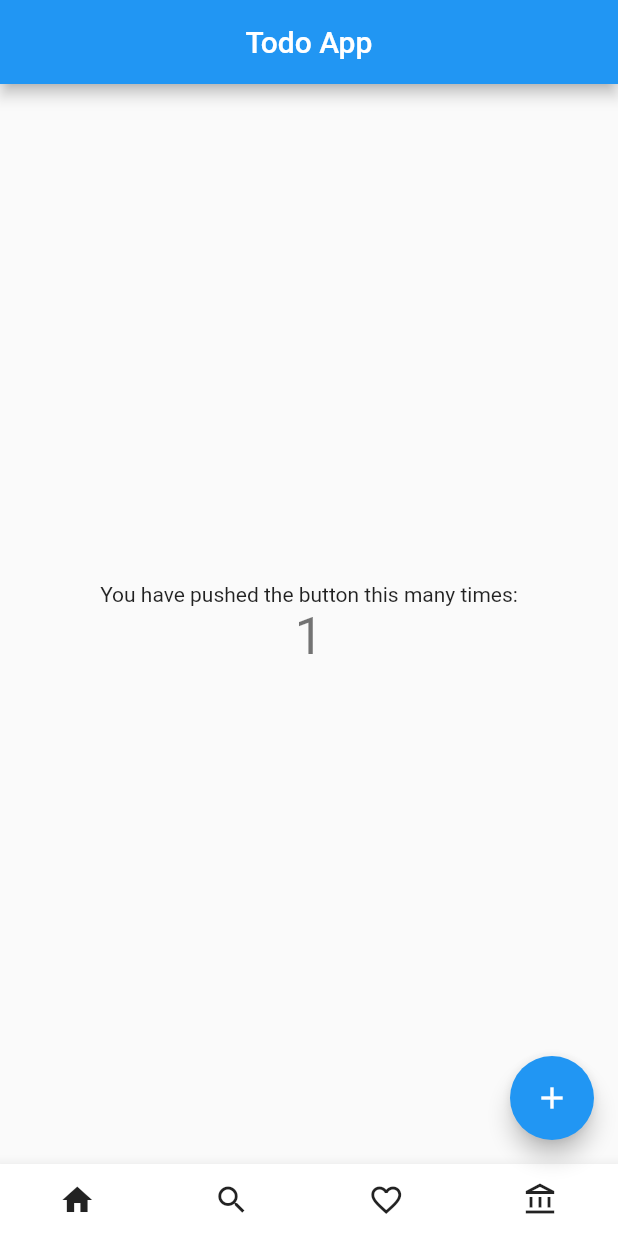
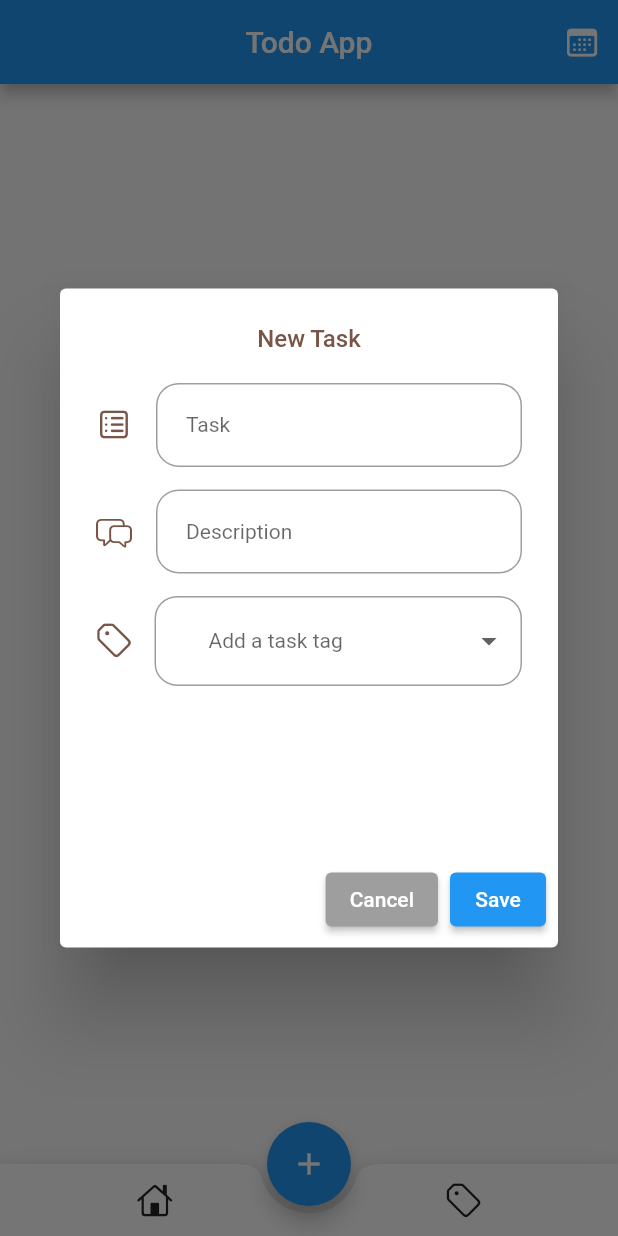
Before and after one commit to brianbales99/Todo_List_App, a Flutter app: the screen it shows after launch, after a tap on the "add" icon, on a phone screen of 412 x 824 dp. Run offline on Flutter 3.47's test engine with Material 2 defaults, Android fonts, the phone set to English and light mode, and no system bars; our stand-ins replace cloud_firestore, dropdown_button2, firebase_core; accounts and stored records are empty.

Commit message:
Created different view files for Home.dart and Add_task_dialog.dart. Add logic Add_task_dialog.dart for alert box to appear.

```diff
--- /dev/null
+++ b/lib/Add_task_dialog.dart
@@ -0,0 +1,167 @@
+import 'package:flutter/cupertino.dart';
+import 'package:flutter/material.dart';
+import 'package:cloud_firestore/cloud_firestore.dart';
+import 'package:dropdown_button2/dropdown_button2.dart';
+
+class AddTaskAlertDialog extends StatefulWidget {
+  const AddTaskAlertDialog({
+    Key? key,
+  }) : super(key: key);
+
+  @override
+  State<AddTaskAlertDialog> createState() => _AddTaskAlertDialogState();
+}
+
+class _AddTaskAlertDialogState extends State<AddTaskAlertDialog> {
+  final TextEditingController taskNameController = TextEditingController();
+  final TextEditingController taskDescController = TextEditingController();
+  final List<String> taskTags = ['Work', 'School', 'Other'];
+  late String selectedValue = '';
+
+  @override
+  Widget build(BuildContext context) {
+    var width = MediaQuery.of(context).size.width;
+    var height = MediaQuery.of(context).size.height;
+    return AlertDialog(
+      scrollable: true,
+      title: const Text(
+        'New Task',
+        textAlign: TextAlign.center,
+        style: TextStyle(fontSize: 16, color: Colors.brown),
+      ),
+      content: SizedBox(
+        height: height * 0.35,
+        width: width,
+        child: Form(
+          child: Column(
+            children: <Widget>[
+              TextFormField(
+                controller: taskNameController,
+                style: const TextStyle(fontSize: 14),
+                decoration: InputDecoration(
+                  contentPadding: const EdgeInsets.symmetric(
+                    horizontal: 20,
+                    vertical: 20,
+                  ),
+                  hintText: 'Task',
+                  hintStyle: const TextStyle(fontSize: 14),
+                  icon: const Icon(CupertinoIcons.square_list, color: Colors.brown),
+                  border: OutlineInputBorder(
+                    borderRadius: BorderRadius.circular(15),
+                  ),
+                ),
+              ),
+              const SizedBox(height: 15),
+              TextFormField(
+                controller: taskDescController,
+                keyboardType: TextInputType.multiline,
+                maxLines: null,
+                style: const TextStyle(fontSize: 14),
+                decoration: InputDecoration(
+                  contentPadding: const EdgeInsets.symmetric(
+                    horizontal: 20,
+                    vertical: 20,
+                  ),
+                  hintText: 'Description',
+                  hintStyle: const TextStyle(fontSize: 14),
+                  icon: const Icon(CupertinoIcons.bubble_left_bubble_right, color: Colors.brown),
+                  border: OutlineInputBorder(
+                    borderRadius: BorderRadius.circular(15),
+                  ),
+                ),
+              ),
+              const SizedBox(height: 15),
+              Row(
+                children: <Widget>[
+                  const Icon(CupertinoIcons.tag, color: Colors.brown),
+                  const SizedBox(width: 15.0),
+                  Expanded(
+                    child: DropdownButtonFormField2(
+                      decoration: InputDecoration(
+                        isDense: true,
+                        contentPadding: EdgeInsets.zero,
+                        border: OutlineInputBorder(
+                          borderRadius: BorderRadius.circular(15),
+                        ),
+                      ),
+                      isExpanded: true,
+                      hint: const Text(
+                        'Add a task tag',
+                        style: TextStyle(fontSize: 14),
+                      ),
+                      buttonHeight: 60,
+                      buttonPadding: const EdgeInsets.only(left: 20, right: 10),
+                      dropdownDecoration: BoxDecoration(
+                        borderRadius: BorderRadius.circular(15),
+                      ),
+                      // validator: (value) => value == null
+                      //     ? 'Please select the task tag' : null,
+                      items: taskTags
+                          .map(
+                            (item) => DropdownMenuItem<String>(
+                          value: item,
+                          child: Text(
+                            item,
+                            style: const TextStyle(
+                              fontSize: 14,
+                            ),
+                          ),
+                        ),
+                      )
+                          .toList(),
+                      onChanged: (String? value) => setState(() {
+                        if (value != null) selectedValue = value;
+                      },
+                      ),
+                    ),
+                  ),
+                ],
+              ),
+            ],
+          ),
+        ),
+      ),
+      actions: [
+        ElevatedButton(
+          onPressed: () {
+            Navigator.of(context, rootNavigator: true).pop();
+          },
+          style: ElevatedButton.styleFrom(
+            primary: Colors.grey,
+          ),
+          child: const Text('Cancel'),
+        ),
+        ElevatedButton(
+          onPressed: () {
+            final taskName = taskNameController.text;
+            final taskDesc = taskDescController.text;
+            final taskTag = selectedValue;
+            _addTasks(taskName: taskName, taskDesc: taskDesc, taskTag: taskTag);
+            Navigator.of(context, rootNavigator: true).pop();
+          },
+          child: const Text('Save'),
+        ),
+      ],
+    );
+  }
+
+  Future _addTasks({required String taskName, required String taskDesc, required String taskTag}) async {
+    DocumentReference docRef = await FirebaseFirestore.instance.collection('tasks').add(
+      {
+        'taskName': taskName,
+        'taskDesc': taskDesc,
+        'taskTag': taskTag,
+      },
+    );
+    String taskId = docRef.id;
+    await FirebaseFirestore.instance.collection('tasks').doc(taskId).update(
+      {'id': taskId},
+    );
+    _clearAll();
+  }
+
+  void _clearAll() {
+    taskNameController.text = '';
+    taskDescController.text = '';
+  }
+}
--- /dev/null
+++ b/lib/HomePage.dart
@@ -0,0 +1,116 @@
+import 'package:flutter/cupertino.dart';
+import 'package:flutter/material.dart';
+import 'package:todo_app1/Add_task_dialog.dart';
+
+
+class MyHomePage extends StatefulWidget {
+  const MyHomePage({super.key, required this.title});
+
+  // This widget is the home page of your application. It is stateful, meaning
+  // that it has a State object (defined below) that contains fields that affect
+  // how it looks.
+
+  // This class is the configuration for the state. It holds the values (in this
+  // case the title) provided by the parent (in this case the App widget) and
+  // used by the build method of the State. Fields in a Widget subclass are
+  // always marked "final".
+
+  final String title;
+
+  @override
+  State<MyHomePage> createState() => _MyHomePageState();
+}
+
+class _MyHomePageState extends State<MyHomePage> {
+
+
+  @override
+  Widget build(BuildContext context) {
+    // This method is rerun every time setState is called, for instance as done
+    // by the _incrementCounter method above.
+    //
+    // The Flutter framework has been optimized to make rerunning build methods
+    // fast, so that you can just rebuild anything that needs updating rather
+    // than having to individually change instances of widgets.
+    return Scaffold(
+      appBar: AppBar(
+        // Here we take the value from the MyHomePage object that was created by
+        // the App.build method, and use it to set our appbar title.
+          title: const Text('Todo App'),
+          centerTitle: true,
+          actions:[
+            IconButton(
+              onPressed: () {},
+              icon: const Icon(CupertinoIcons.calendar),
+            )
+          ]
+      ),
+      bottomNavigationBar: BottomAppBar(
+          shape: const CircularNotchedRectangle(),
+          notchMargin: 5.0,
+          clipBehavior: Clip.antiAlias,
+          child: Row(
+              mainAxisSize: MainAxisSize.max,
+              mainAxisAlignment:
+              MainAxisAlignment.spaceAround,
+              children: <Widget>[
+                IconButton(
+                  icon: const Icon(CupertinoIcons.home),
+                  onPressed: () {
+                    setState(() {
+                    });
+                  },
+                ),
+                IconButton(
+                  icon: const Icon(CupertinoIcons.tag),
+                  onPressed: () {
+                    setState(() {
+                    });
+                  },
+                ),
+              ]
+          )
+      ),
+
+      body: Center(
+        // Center is a layout widget. It takes a single child and positions it
+        // in the middle of the parent.
+        child: Column(
+          // Column is also a layout widget. It takes a list of children and
+          // arranges them vertically. By default, it sizes itself to fit its
+          // children horizontally, and tries to be as tall as its parent.
+          //
+          // Invoke "debug painting" (press "p" in the console, choose the
+          // "Toggle Debug Paint" action from the Flutter Inspector in Android
+          // Studio, or the "Toggle Debug Paint" command in Visual Studio Code)
+          // to see the wireframe for each widget.
+          //
+          // Column has various properties to control how it sizes itself and
+          // how it positions its children. Here we use mainAxisAlignment to
+          // center the children vertically; the main axis here is the vertical
+          // axis because Columns are vertical (the cross axis would be
+          // horizontal).
+          mainAxisAlignment: MainAxisAlignment.center,
+          children: <Widget>[
+            const Text(
+              'Todo Tasks',
+            ),
+          ],
+        ),
+      ),
+      floatingActionButtonLocation:
+      FloatingActionButtonLocation.centerDocked,
+      floatingActionButton: FloatingActionButton(
+        onPressed: (){
+          showDialog(
+            context: context,
+            builder: (BuildContext context){
+              return const AddTaskAlertDialog();
+            },
+          );
+        },
+        child: const Icon(Icons.add),
+      ), // This trailing comma makes auto-formatting nicer for build methods.
+    );
+  }
+}
--- a/lib/main.dart
+++ b/lib/main.dart
@@ -1,156 +1,25 @@
 import 'package:flutter/material.dart';
+import 'package:todo_app1/HomePage.dart';
+import 'package:firebase_core/firebase_core.dart';
+import 'package:flutter/services.dart';
 
-void main() {
+Future main() async {
+  WidgetsFlutterBinding.ensureInitialized();
+  await Firebase.initializeApp();
   runApp(const MyApp());
 }
 
 class MyApp extends StatelessWidget {
   const MyApp({super.key});
 
-  // This widget is the root of your application.
   @override
   Widget build(BuildContext context) {
     return MaterialApp(
       title: 'Flutter Demo',
       theme: ThemeData(
-        // This is the theme of your application.
-        //
-        // Try running your application with "flutter run". You'll see the
-        // application has a blue toolbar. Then, without quitting the app, try
-        // changing the primarySwatch below to Colors.green and then invoke
-        // "hot reload" (press "r" in the console where you ran "flutter run",
-        // or simply save your changes to "hot reload" in a Flutter IDE).
-        // Notice that the counter didn't reset back to zero; the application
-        // is not restarted.
         primarySwatch: Colors.blue,
       ),
       home: const MyHomePage(title: 'Flutter Demo Home Page'),
     );
   }
 }
-
-class MyHomePage extends StatefulWidget {
-  const MyHomePage({super.key, required this.title});
-
-  // This widget is the home page of your application. It is stateful, meaning
-  // that it has a State object (defined below) that contains fields that affect
-  // how it looks.
-
-  // This class is the configuration for the state. It holds the values (in this
-  // case the title) provided by the parent (in this case the App widget) and
-  // used by the build method of the State. Fields in a Widget subclass are
-  // always marked "final".
-
-  final String title;
-
-  @override
-  State<MyHomePage> createState() => _MyHomePageState();
-}
-
-class _MyHomePageState extends State<MyHomePage> {
-  int _counter = 0;
-
-  void _incrementCounter() {
-    setState(() {
-      // This call to setState tells the Flutter framework that something has
-      // changed in this State, which causes it to rerun the build method below
-      // so that the display can reflect the updated values. If we changed
-      // _counter without calling setState(), then the build method would not be
-      // called again, and so nothing would appear to happen.
-      _counter++;
-    });
-  }
-
-  @override
-  Widget build(BuildContext context) {
-    // This method is rerun every time setState is called, for instance as done
-    // by the _incrementCounter method above.
-    //
-    // The Flutter framework has been optimized to make rerunning build methods
-    // fast, so that you can just rebuild anything that needs updating rather
-    // than having to individually change instances of widgets.
-    return Scaffold(
-      appBar: AppBar(
-        // Here we take the value from the MyHomePage object that was created by
-        // the App.build method, and use it to set our appbar title.
-        title: const Text('Todo App'),
-        centerTitle: true,
-      ),
-      bottomNavigationBar: BottomAppBar(
-        shape: const CircularNotchedRectangle(),
-        notchMargin: 5.0,
-        clipBehavior: Clip.antiAlias,
-        child: Row(
-          mainAxisSize: MainAxisSize.max,
-          mainAxisAlignment:
-          MainAxisAlignment.spaceAround,
-          children: <Widget>[
-            IconButton(
-              icon: const Icon(Icons.home),
-              onPressed: () {
-                setState(() {
-                });
-              },
-            ),
-            IconButton(
-              icon: const Icon(Icons.search),
-              onPressed: () {
-                setState(() {
-                });
-              },
-            ),
-            IconButton(
-              icon: const Icon(Icons.favorite_border_outlined),
-              onPressed: () {
-                setState(() {
-                });
-              },
-            ),
-            IconButton(
-              icon: const Icon(Icons.account_balance_outlined),
-              onPressed: () {
-                setState(() {
-                });
-              },
-            ),
-          ]
-        )
-      ),
-      body: Center(
-        // Center is a layout widget. It takes a single child and positions it
-        // in the middle of the parent.
-        child: Column(
-          // Column is also a layout widget. It takes a list of children and
-          // arranges them vertically. By default, it sizes itself to fit its
-          // children horizontally, and tries to be as tall as its parent.
-          //
-          // Invoke "debug painting" (press "p" in the console, choose the
-          // "Toggle Debug Paint" action from the Flutter Inspector in Android
-          // Studio, or the "Toggle Debug Paint" command in Visual Studio Code)
-          // to see the wireframe for each widget.
-          //
-          // Column has various properties to control how it sizes itself and
-          // how it positions its children. Here we use mainAxisAlignment to
-          // center the children vertically; the main axis here is the vertical
-          // axis because Columns are vertical (the cross axis would be
-          // horizontal).
-          mainAxisAlignment: MainAxisAlignment.center,
-          children: <Widget>[
-            const Text(
-              'You have pushed the button this many times:',
-            ),
-            Text(
-              '$_counter',
-              style: Theme.of(context).textTheme.headlineMedium,
-            ),
-          ],
-        ),
-      ),
-      floatingActionButton: FloatingActionButton(
-        onPressed: _incrementCounter,
-        tooltip: 'Increment',
-        child: const Icon(Icons.add),
-      ), // This trailing comma makes auto-formatting nicer for build methods.
-    );
-  }
-}
--- a/pubspec.yaml
+++ b/pubspec.yaml
@@ -35,6 +35,9 @@ dependencies:
   # The following adds the Cupertino Icons font to your application.
   # Use with the CupertinoIcons class for iOS style icons.
   cupertino_icons: ^1.0.2
+  cloud_firestore: ^4.5.0
+  dropdown_button2: ^1.6.3
+  fluttertoast: ^8.0.9
 
 dev_dependencies:
   flutter_test:
```
Also changed, not shown: pubspec.lock, 3 other files.
